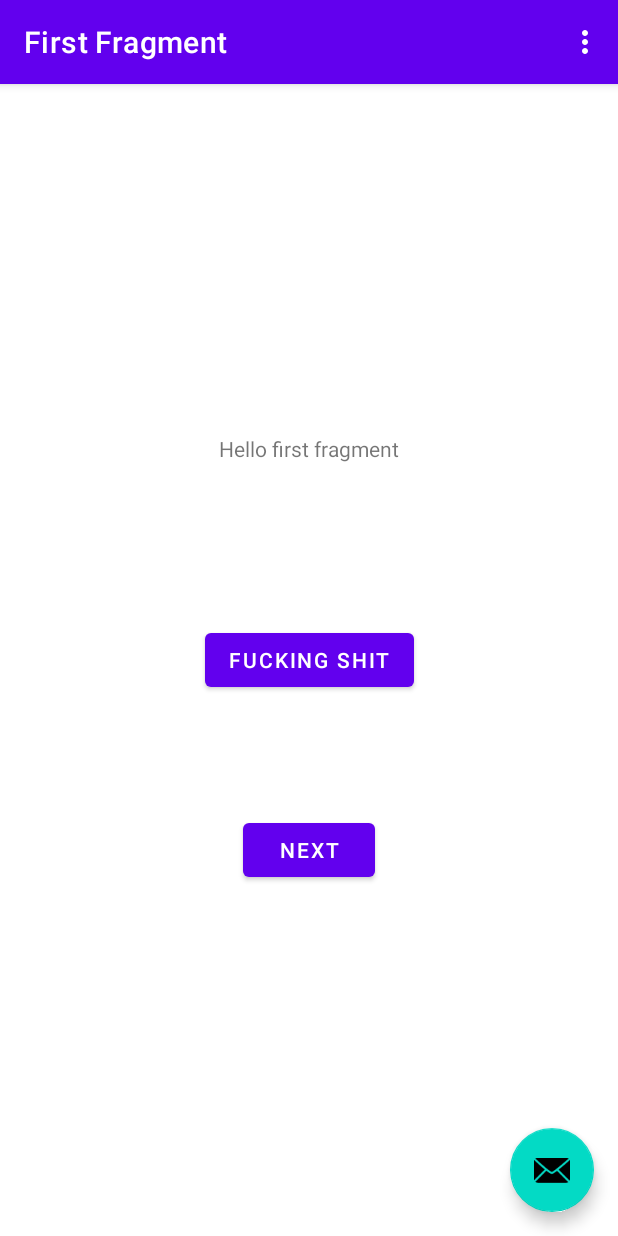
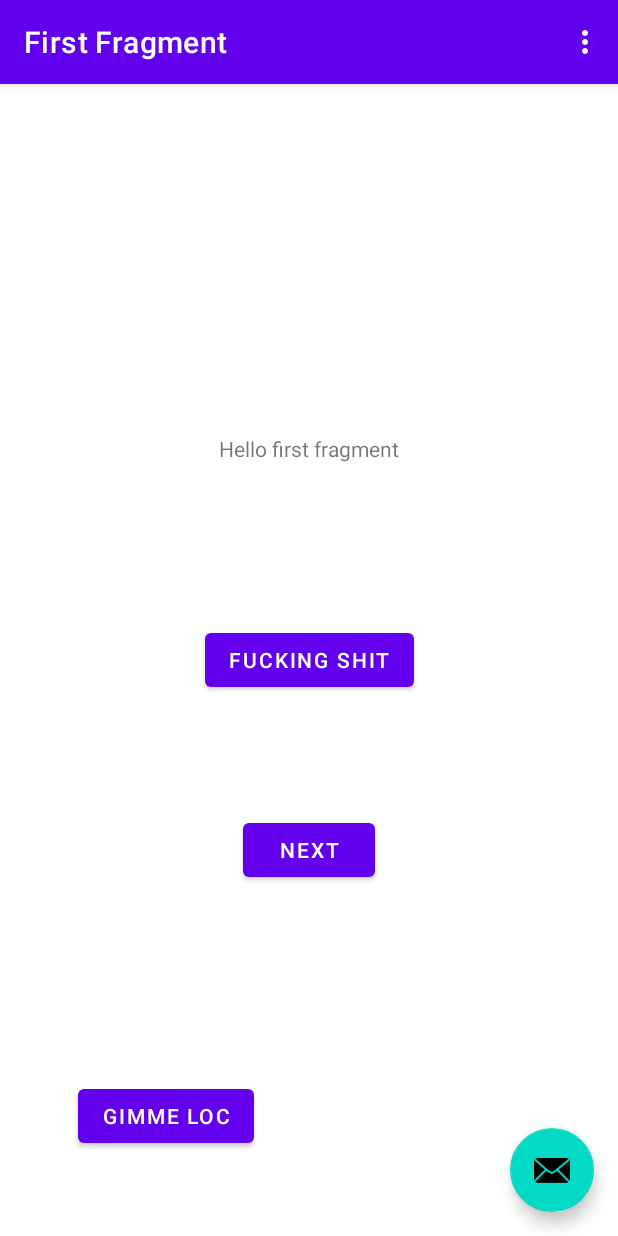
Before and after one commit to JMack21/cruzhacks23, an Android app: the screen it shows after launch (MainActivity), on a phone screen of 412 x 824 dp. Run offline under Robolectric (Android 15) with nearby library versions, the phone set to English and light mode, and no system bars; our stand-ins replace navigation-ui.

Commit message:
-Added some methods for location requesting to MainActivity -Added field mainActivity to FirstFragment

```diff
--- a/silvertrails/app/src/main/AndroidManifest.xml
+++ b/silvertrails/app/src/main/AndroidManifest.xml
@@ -1,6 +1,9 @@
 <?xml version="1.0" encoding="utf-8"?>
 <manifest xmlns:android="http://schemas.android.com/apk/res/android"
     xmlns:tools="http://schemas.android.com/tools">
+
+    <uses-permission android:name="android.permission.ACCESS_COARSE_LOCATION" />
+    <uses-permission android:name="android.permission.ACCESS_FINE_LOCATION" />
 
     <application
         android:allowBackup="true"
@@ -24,7 +27,4 @@
         </activity>
     </application>
 
-    <uses-permission android:name="android.permission.ACCESS_COARSE_LOCATION" />
-    <uses-permission android:name="android.permission.ACCESS_FINE_LOCATION" />
-
 </manifest>
--- a/silvertrails/app/src/main/java/com/pascalcase/silvertrails/FirstFragment.java
+++ b/silvertrails/app/src/main/java/com/pascalcase/silvertrails/FirstFragment.java
@@ -1,11 +1,16 @@
 package com.pascalcase.silvertrails;
 
+import android.Manifest;
+import android.content.pm.PackageManager;
 import android.os.Bundle;
 import android.view.LayoutInflater;
 import android.view.View;
 import android.view.ViewGroup;
 
+import androidx.activity.result.contract.ActivityResultContracts;
 import androidx.annotation.NonNull;
+import androidx.core.app.ActivityCompat;
+import androidx.core.content.ContextCompat;
 import androidx.fragment.app.Fragment;
 import androidx.navigation.fragment.NavHostFragment;
 
@@ -13,12 +18,14 @@ import com.pascalcase.silvertrails.databinding.FragmentFirstBinding;
 
 public class FirstFragment extends Fragment
 {
+    private FragmentFirstBinding binding;
 
-    private FragmentFirstBinding binding;
+    private MainActivity mainActivity;
 
     @Override
     public View onCreateView(LayoutInflater inflater, ViewGroup container, Bundle savedInstanceState)
     {
+        mainActivity = (MainActivity) getActivity();
         binding = FragmentFirstBinding.inflate(inflater, container, false);
         return binding.getRoot();
     }
@@ -37,6 +44,21 @@ public class FirstFragment extends Fragment
         });
 
         binding.bungusButton.setText("fucking shit");
+
+        binding.requestLocButton.setOnClickListener(new View.OnClickListener()
+        {
+            @Override
+            public void onClick(View view)
+            {
+                binding.bungusButton.setText("bro");
+
+                boolean hasCourseLocPerm = mainActivity.checkIfAlreadyHavePerm(Manifest.permission.ACCESS_COARSE_LOCATION);
+                boolean hasFineLocPerm = mainActivity.checkIfAlreadyHavePerm(Manifest.permission.ACCESS_FINE_LOCATION);
+
+
+                System.out.println("~~~ D E B U G ~~~: Clicked thingy");
+            }
+        });
     }
 
     @Override
--- a/silvertrails/app/src/main/res/layout/fragment_first.xml
+++ b/silvertrails/app/src/main/res/layout/fragment_first.xml
@@ -37,4 +37,15 @@
         app:layout_constraintStart_toStartOf="parent"
         app:layout_constraintTop_toTopOf="parent"
         app:layout_constraintVertical_bias="0.5" />
+
+    <Button
+        android:id="@+id/request_loc_button"
+        android:layout_width="wrap_content"
+        android:layout_height="wrap_content"
+        android:layout_marginStart="52dp"
+        android:layout_marginBottom="56dp"
+        android:text="Gimme Loc"
+        app:layout_constraintBottom_toBottomOf="parent"
+        app:layout_constraintStart_toStartOf="parent" />
+
 </androidx.constraintlayout.widget.ConstraintLayout>
```
Also changed, not shown: silvertrails/app/src/main/java/com/pascalcase/silvertrails/MainActivity.java (+38 -2 lines).
